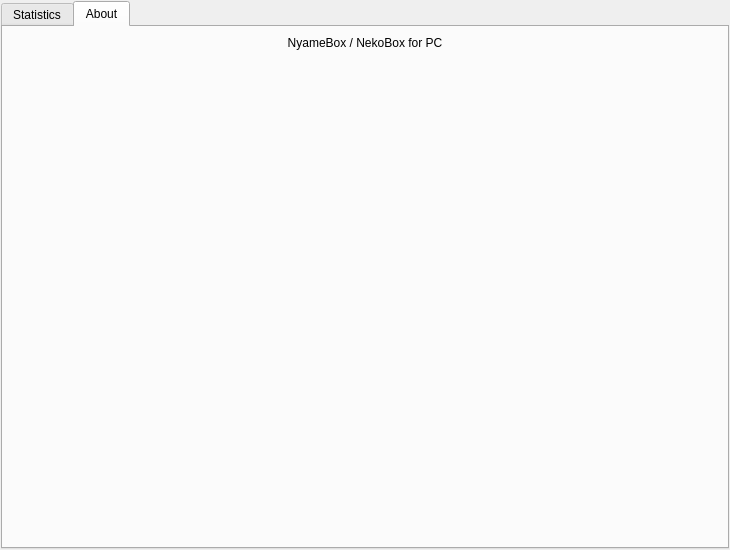
This is src/nekobox/ui/info/main.ui in qr243vbi/nekobox as Qt 5 draws it before an edit. The edited form follows.
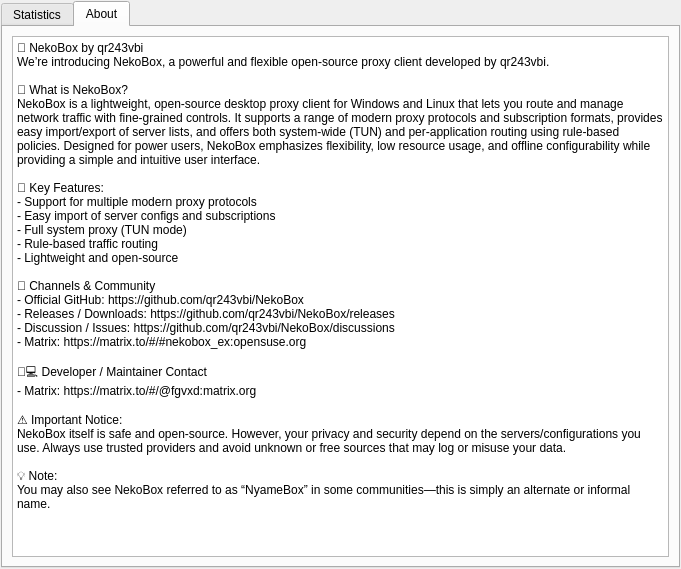
This is the edited form. The open tabs and pages were chosen to show the change.

```diff
--- a/src/nekobox/ui/info/main.ui
+++ b/src/nekobox/ui/info/main.ui
@@ -6,8 +6,8 @@
    <rect>
     <x>0</x>
     <y>0</y>
-    <width>730</width>
-    <height>550</height>
+    <width>681</width>
+    <height>569</height>
    </rect>
   </property>
   <property name="windowTitle">
@@ -534,12 +534,42 @@
       </attribute>
       <layout class="QGridLayout" name="gridLayout_7">
        <item row="0" column="0">
-        <widget class="QLabel" name="label_16">
-         <property name="text">
-          <string>NyameBox / NekoBox for PC</string>
-         </property>
-         <property name="alignment">
-          <set>Qt::AlignmentFlag::AlignHCenter|Qt::AlignmentFlag::AlignTop</set>
+        <widget class="QTextBrowser" name="textBrowser">
+         <property name="html">
+          <string>&lt;!DOCTYPE HTML PUBLIC &quot;-//W3C//DTD HTML 4.0//EN&quot; &quot;http://www.w3.org/TR/REC-html40/strict.dtd&quot;&gt;
+&lt;html&gt;&lt;head&gt;&lt;meta name=&quot;qrichtext&quot; content=&quot;1&quot; /&gt;&lt;meta charset=&quot;utf-8&quot; /&gt;&lt;style type=&quot;text/css&quot;&gt;
+p, li { white-space: pre-wrap; }
+hr { height: 1px; border-width: 0; }
+li.unchecked::marker { content: &quot;\2610&quot;; }
+li.checked::marker { content: &quot;\2612&quot;; }
+&lt;/style&gt;&lt;/head&gt;&lt;body&gt;
+&lt;p style=&quot; margin-top:0px; margin-bottom:0px; margin-left:0px; margin-right:0px; -qt-block-indent:0; text-indent:0px;&quot;&gt;📢 NekoBox by qr243vbi&lt;/p&gt;
+&lt;p style=&quot; margin-top:0px; margin-bottom:0px; margin-left:0px; margin-right:0px; -qt-block-indent:0; text-indent:0px;&quot;&gt;We’re introducing NekoBox, a powerful and flexible open-source proxy client developed by qr243vbi.&lt;/p&gt;
+&lt;p style=&quot;-qt-paragraph-type:empty; margin-top:0px; margin-bottom:0px; margin-left:0px; margin-right:0px; -qt-block-indent:0; text-indent:0px;&quot;&gt;&lt;br /&gt;&lt;/p&gt;
+&lt;p style=&quot; margin-top:0px; margin-bottom:0px; margin-left:0px; margin-right:0px; -qt-block-indent:0; text-indent:0px;&quot;&gt;🔧 What is NekoBox?&lt;/p&gt;
+&lt;p style=&quot; margin-top:0px; margin-bottom:0px; margin-left:0px; margin-right:0px; -qt-block-indent:0; text-indent:0px;&quot;&gt;NekoBox is a lightweight, open-source desktop proxy client for Windows and Linux that lets you route and manage network traffic with fine-grained controls. It supports a range of modern proxy protocols and subscription formats, provides easy import/export of server lists, and offers both system-wide (TUN) and per-application routing using rule-based policies. Designed for power users, NekoBox emphasizes flexibility, low resource usage, and offline configurability while providing a simple and intuitive user interface.&lt;/p&gt;
+&lt;p style=&quot;-qt-paragraph-type:empty; margin-top:0px; margin-bottom:0px; margin-left:0px; margin-right:0px; -qt-block-indent:0; text-indent:0px;&quot;&gt;&lt;br /&gt;&lt;/p&gt;
+&lt;p style=&quot; margin-top:0px; margin-bottom:0px; margin-left:0px; margin-right:0px; -qt-block-indent:0; text-indent:0px;&quot;&gt;🚀 Key Features:&lt;/p&gt;
+&lt;p style=&quot; margin-top:0px; margin-bottom:0px; margin-left:0px; margin-right:0px; -qt-block-indent:0; text-indent:0px;&quot;&gt;- Support for multiple modern proxy protocols&lt;/p&gt;
+&lt;p style=&quot; margin-top:0px; margin-bottom:0px; margin-left:0px; margin-right:0px; -qt-block-indent:0; text-indent:0px;&quot;&gt;- Easy import of server configs and subscriptions&lt;/p&gt;
+&lt;p style=&quot; margin-top:0px; margin-bottom:0px; margin-left:0px; margin-right:0px; -qt-block-indent:0; text-indent:0px;&quot;&gt;- Full system proxy (TUN mode)&lt;/p&gt;
+&lt;p style=&quot; margin-top:0px; margin-bottom:0px; margin-left:0px; margin-right:0px; -qt-block-indent:0; text-indent:0px;&quot;&gt;- Rule-based traffic routing&lt;/p&gt;
+&lt;p style=&quot; margin-top:0px; margin-bottom:0px; margin-left:0px; margin-right:0px; -qt-block-indent:0; text-indent:0px;&quot;&gt;- Lightweight and open-source&lt;/p&gt;
+&lt;p style=&quot;-qt-paragraph-type:empty; margin-top:0px; margin-bottom:0px; margin-left:0px; margin-right:0px; -qt-block-indent:0; text-indent:0px;&quot;&gt;&lt;br /&gt;&lt;/p&gt;
+&lt;p style=&quot; margin-top:0px; margin-bottom:0px; margin-left:0px; margin-right:0px; -qt-block-indent:0; text-indent:0px;&quot;&gt;📡 Channels &amp;amp; Community&lt;/p&gt;
+&lt;p style=&quot; margin-top:0px; margin-bottom:0px; margin-left:0px; margin-right:0px; -qt-block-indent:0; text-indent:0px;&quot;&gt;- Official GitHub: https://github.com/qr243vbi/NekoBox&lt;/p&gt;
+&lt;p style=&quot; margin-top:0px; margin-bottom:0px; margin-left:0px; margin-right:0px; -qt-block-indent:0; text-indent:0px;&quot;&gt;- Releases / Downloads: https://github.com/qr243vbi/NekoBox/releases&lt;/p&gt;
+&lt;p style=&quot; margin-top:0px; margin-bottom:0px; margin-left:0px; margin-right:0px; -qt-block-indent:0; text-indent:0px;&quot;&gt;- Discussion / Issues: https://github.com/qr243vbi/NekoBox/discussions&lt;/p&gt;
+&lt;p style=&quot; margin-top:0px; margin-bottom:0px; margin-left:0px; margin-right:0px; -qt-block-indent:0; text-indent:0px;&quot;&gt;- Matrix: https://matrix.to/#/#nekobox_ex:opensuse.org&lt;/p&gt;
+&lt;p style=&quot;-qt-paragraph-type:empty; margin-top:0px; margin-bottom:0px; margin-left:0px; margin-right:0px; -qt-block-indent:0; text-indent:0px;&quot;&gt;&lt;br /&gt;&lt;/p&gt;
+&lt;p style=&quot; margin-top:0px; margin-bottom:0px; margin-left:0px; margin-right:0px; -qt-block-indent:0; text-indent:0px;&quot;&gt;👨‍💻 Developer / Maintainer Contact&lt;/p&gt;
+&lt;p style=&quot; margin-top:0px; margin-bottom:0px; margin-left:0px; margin-right:0px; -qt-block-indent:0; text-indent:0px;&quot;&gt;- Matrix: https://matrix.to/#/@fgvxd:matrix.org&lt;/p&gt;
+&lt;p style=&quot;-qt-paragraph-type:empty; margin-top:0px; margin-bottom:0px; margin-left:0px; margin-right:0px; -qt-block-indent:0; text-indent:0px;&quot;&gt;&lt;br /&gt;&lt;/p&gt;
+&lt;p style=&quot; margin-top:0px; margin-bottom:0px; margin-left:0px; margin-right:0px; -qt-block-indent:0; text-indent:0px;&quot;&gt;⚠️ Important Notice:&lt;/p&gt;
+&lt;p style=&quot; margin-top:0px; margin-bottom:0px; margin-left:0px; margin-right:0px; -qt-block-indent:0; text-indent:0px;&quot;&gt;NekoBox itself is safe and open-source. However, your privacy and security depend on the servers/configurations you use. Always use trusted providers and avoid unknown or free sources that may log or misuse your data.&lt;/p&gt;
+&lt;p style=&quot;-qt-paragraph-type:empty; margin-top:0px; margin-bottom:0px; margin-left:0px; margin-right:0px; -qt-block-indent:0; text-indent:0px;&quot;&gt;&lt;br /&gt;&lt;/p&gt;
+&lt;p style=&quot; margin-top:0px; margin-bottom:0px; margin-left:0px; margin-right:0px; -qt-block-indent:0; text-indent:0px;&quot;&gt;💡 Note:&lt;/p&gt;
+&lt;p style=&quot; margin-top:0px; margin-bottom:0px; margin-left:0px; margin-right:0px; -qt-block-indent:0; text-indent:0px;&quot;&gt;You may also see NekoBox referred to as “NyameBox” in some communities—this is simply an alternate or informal name.&lt;/p&gt;&lt;/body&gt;&lt;/html&gt;</string>
          </property>
         </widget>
        </item>
```
Left out of the diff: 12 changed lines with no effect on the pictures.
